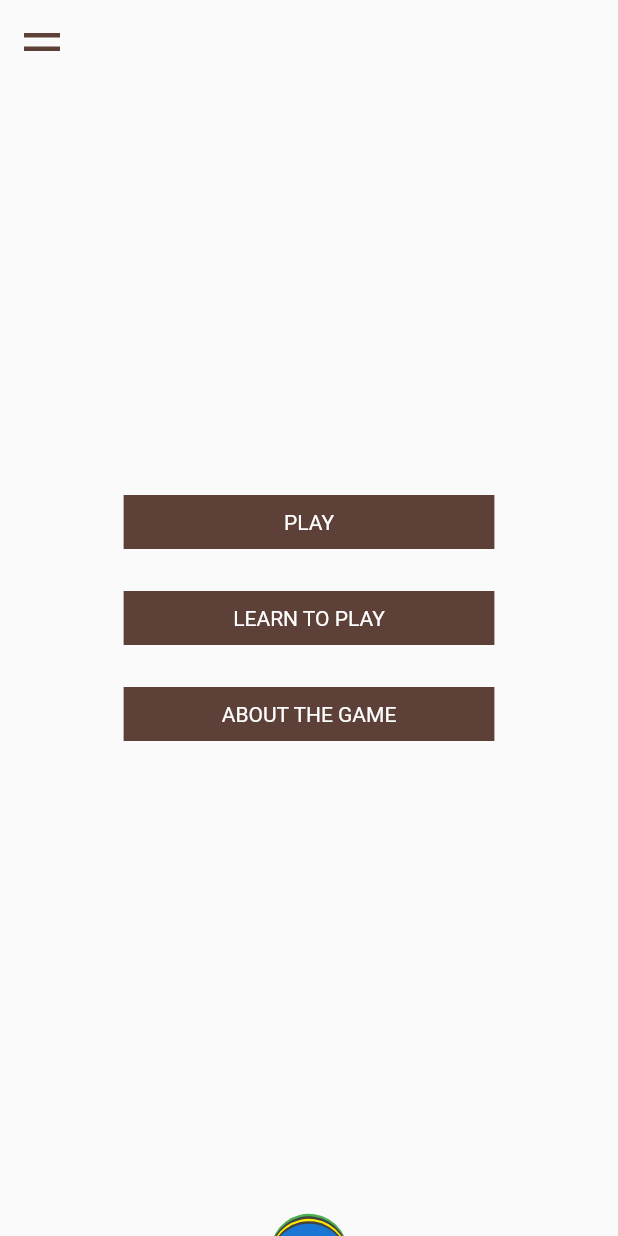
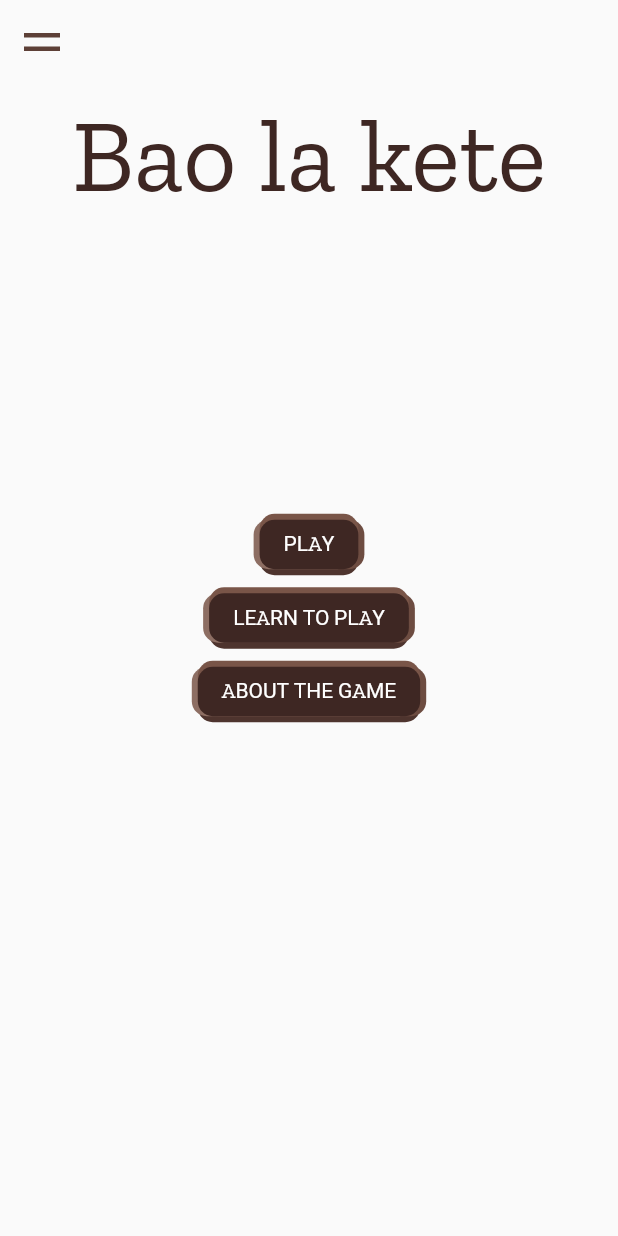
Before and after one commit to es-victor/bao_la_kiswahili, a Flutter app: the screen it shows after launch, on a phone screen of 412 x 824 dp. Run offline on Flutter 3.47's test engine with Material 2 defaults, Android fonts, the phone set to English and light mode, and no system bars; our stand-ins replace assets_audio_player, google_fonts; Roboto replaces fonts that are missing (Kufam).

Commit message:
some pages now

```diff
--- a/assets/json/about_en.json
+++ b/assets/json/about_en.json
@@ -9,7 +9,7 @@
   },
   {
   "id" : 3,
-  "description" : "The board contains 32 pits divided into 4 rows (2 on North and 2 on South)"
+  "description" : "The board contains 32 pits divided into 4 rows (2 for North player and 2 for South player)"
   },
   {
     "id": 4,
--- /dev/null
+++ b/lib/constants_build.dart
@@ -0,0 +1,30 @@
+import 'package:flutter/material.dart';
+
+List<BoxShadow> boxShadow() {
+  return [
+    BoxShadow(
+      color: Colors.brown.shade800,
+      blurRadius: 0,
+      spreadRadius: 0,
+      offset: Offset(0, 4),
+    ),
+    BoxShadow(
+      color: Colors.brown.shade400,
+      blurRadius: 0,
+      spreadRadius: 0,
+      offset: Offset(-4, 0),
+    ),
+    BoxShadow(
+      color: Colors.brown.shade600,
+      blurRadius: 0,
+      spreadRadius: 0,
+      offset: Offset(4, 0),
+    ),
+    BoxShadow(
+      color: Colors.brown.shade500,
+      blurRadius: 0,
+      spreadRadius: 0,
+      offset: Offset(0, -4),
+    ),
+  ];
+}
--- a/lib/constants.dart
+++ b/lib/constants_game_variables.dart
@@ -9,7 +9,7 @@ const activePitColor = Colors.greenAccent;
 
 /// INITIAL CONDITIONS
 const servesSeeds = 22;
-const houseSeedsCount = 6; //11, 20
+const houseSeedsCount = 6; // 11, 20
 const adjacentPitsSeedsCount = 2; // 9, 10, 21, 22
 
 /// 0   1   2   3   4   5   6   7
--- a/lib/main.dart
+++ b/lib/main.dart
@@ -1,7 +1,6 @@
 import 'package:bao_la_kete/screens/home_screen.dart';
 import 'package:flutter/cupertino.dart';
 import 'package:flutter/material.dart';
-import 'package:flutter/services.dart';
 import 'package:google_fonts/google_fonts.dart';
 
 void main() {
@@ -11,14 +10,15 @@ void main() {
 class MyApp extends StatelessWidget {
   @override
   Widget build(BuildContext context) {
-    SystemChrome.setEnabledSystemUIOverlays([]);
-    SystemChrome.setPreferredOrientations([]);
+    // SystemChrome.setEnabledSystemUIOverlays([]);
+    // SystemChrome.setPreferredOrientations([]);
     return MaterialApp(
       debugShowCheckedModeBanner: false,
       title: 'Bao la kete',
       theme: ThemeData(
         primarySwatch: Colors.brown,
-        textTheme: GoogleFonts.kufamTextTheme(),
+        textTheme: GoogleFonts.alegreyaSansTextTheme(),
+        //  abelTextTheme
       ),
       // home: PlayingScreen(),
       // home: Rules(),
--- a/lib/screens/home_screen.dart
+++ b/lib/screens/home_screen.dart
@@ -3,6 +3,8 @@ import 'package:flutter/material.dart';
 import 'package:flutter/services.dart';
 import 'package:google_fonts/google_fonts.dart';
 
+import '../constants_build.dart';
+import 'about_game.dart';
 import 'components/menu_bars.dart';
 import 'learn_to_play.dart';
 
@@ -101,6 +103,37 @@ class _HomeScreenState extends State<HomeScreen> with TickerProviderStateMixin {
     );
   }
 
+  _navigateAboutTheGame() {
+    Navigator.of(context).push(
+      PageRouteBuilder(
+          pageBuilder: (context, animation, secondaryAnimation) {
+            return Material(
+              elevation: 10,
+              child: AboutGame(),
+            );
+          },
+          transitionDuration: Duration(milliseconds: 600),
+          reverseTransitionDuration: Duration(milliseconds: 600),
+          transitionsBuilder: (context, animation, secondaryAnimation, child) {
+            return SlideTransition(
+              position: animation.drive(
+                Tween(
+                  begin: Offset(0, 1),
+                  end: Offset(0, 0),
+                ).chain(
+                  CurveTween(curve: Curves.ease),
+                ),
+              ),
+              child: ScaleTransition(
+                scale: animation,
+                alignment: Alignment.centerRight,
+                child: child,
+              ),
+            );
+          }),
+    );
+  }
+
   _navigateToLearnToPlayPage() {
     Navigator.of(context).push(
       PageRouteBuilder(
@@ -175,6 +208,25 @@ class _HomeScreenState extends State<HomeScreen> with TickerProviderStateMixin {
               beginOffset: Offset(0, 0.99),
               endOffset: Offset(0, 0.99),
             ),
+            Positioned(
+              top: 64,
+              left: 0,
+              right: 0,
+              child: Container(
+                padding: EdgeInsets.symmetric(
+                  horizontal: 48,
+                ),
+                child: FittedBox(
+                  child: Text(
+                    "Bao la kete",
+                    style: TextStyle(
+                      fontFamily: GoogleFonts.zillaSlab().fontFamily,
+                      color: Colors.brown.shade900,
+                    ),
+                  ),
+                ),
+              ),
+            ),
             Center(
               child: buildButtonLists(width),
             ),
@@ -207,14 +259,13 @@ class _HomeScreenState extends State<HomeScreen> with TickerProviderStateMixin {
         buildMaterialButton(
           width: width,
           label: "LEARN TO PLAY",
-          function: _navigateToLearnToPlayPage,
+          // function: _navigateToLearnToPlayPage,
         ),
         buildMaterialButton(
           width: width,
           label: "ABOUT THE GAME",
-            function: () {
-              print("About the game");
-            }),
+          function: _navigateAboutTheGame,
+        )
       ],
     );
   }
@@ -230,6 +281,8 @@ class _HomeScreenState extends State<HomeScreen> with TickerProviderStateMixin {
         begin: beginOffset,
         end: endOffset,
       ).animate(_animationFlagDots),
+      child: Opacity(
+        opacity: 0,
         child: SizedBox(
           width: double.infinity,
           child: Column(
@@ -248,6 +301,7 @@ class _HomeScreenState extends State<HomeScreen> with TickerProviderStateMixin {
             ],
           ),
         ),
+      ),
     );
   }
 
@@ -257,29 +311,27 @@ class _HomeScreenState extends State<HomeScreen> with TickerProviderStateMixin {
       opacity: _animation,
       child: SlideTransition(
         position: _offsetAnimation,
-        child: Padding(
-          padding: const EdgeInsets.symmetric(vertical: 8.0),
-          child: MaterialButton(
-            elevation: 0,
-            shape: RoundedRectangleBorder(
-              borderRadius: BorderRadius.circular(0),
-            ),
-            minWidth: width * 0.6,
-            color: primaryColor,
-            onPressed: function ??
+        child: InkWell(
+          onTap: function ??
               () {
                 print("NULL");
               },
+          child: Padding(
+            padding: const EdgeInsets.symmetric(vertical: 8.0),
             child: Container(
-              child: Hero(
-                tag: label,
-                child: Material(
-                  child: Text(label),
-                  color: Colors.transparent,
-                  textStyle: TextStyle(
+              decoration: BoxDecoration(
+                boxShadow: boxShadow(),
+                color: Colors.brown.shade900,
+                borderRadius: BorderRadius.circular(10),
+              ),
+              padding: EdgeInsets.symmetric(
+                horizontal: 16,
+                vertical: 8,
+              ),
+              child: Text(
+                label,
+                style: TextStyle(
                   color: Colors.white,
-                    fontFamily: GoogleFonts.kufam().fontFamily,
-                  ),
                 ),
               ),
             ),
```
Also changed, not shown: assets/json/rules_en.json (+7 -0 lines), lib/screens/about_en.dart (added, +62 -0 lines), lib/screens/about_game.dart (added, +180 -0 lines), lib/screens/playing_screen.dart (+27 -15 lines), assets/images/bao.png (added), assets/images/bao_start.png (added), assets/images/head.jpg (added), assets/images/house.jpg (added), assets/images/kimbi.jpg (added). Lines whose indentation alone changed are shown as unchanged.
